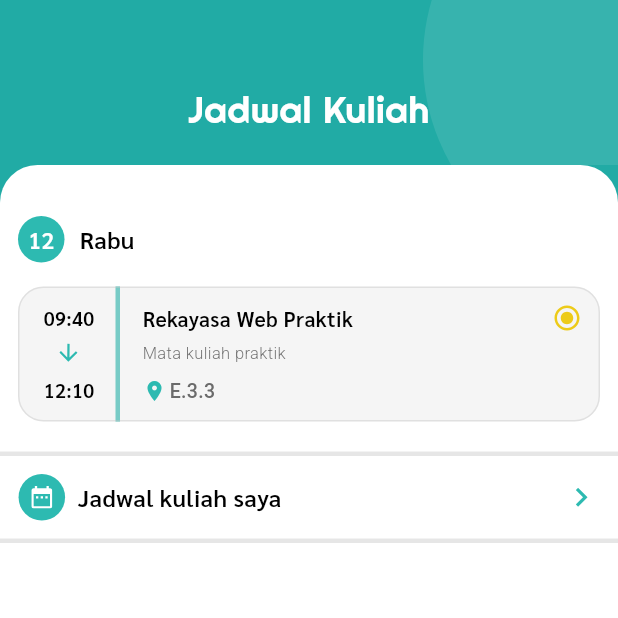
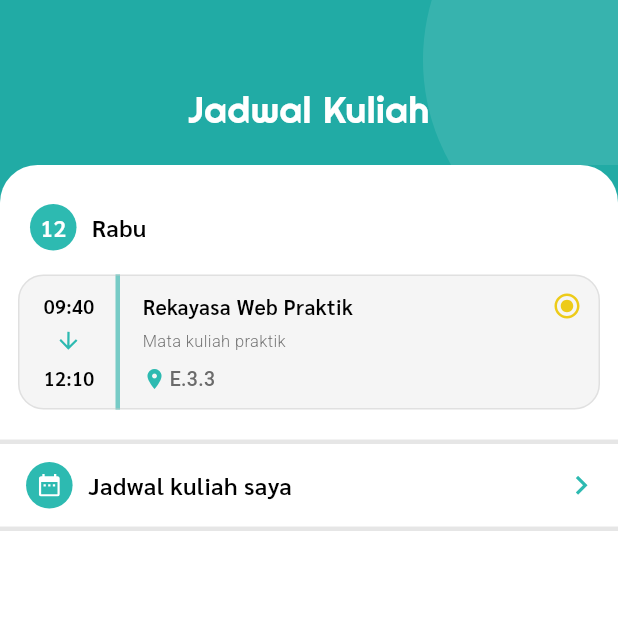
Before and after one commit to barengs/adit-mobile-flutter, a Flutter app: the JadwalKuliah screen opened directly, on a phone screen of 412 x 824 dp, the top half of it. Run offline on Flutter 3.47's test engine with Material 3 defaults, Android fonts, the phone set to English and light mode, and no system bars; our stand-ins replace flutter_svg; network calls fail.

Commit message:
STYLE : memperbaiki tata letak box shape

```diff
--- a/lib/jadwal_kuliah/jadwal_kuliah.dart
+++ b/lib/jadwal_kuliah/jadwal_kuliah.dart
@@ -110,9 +110,9 @@ class _JadwalKuliahState extends State<JadwalKuliah> {
               child: Column(
                 crossAxisAlignment: CrossAxisAlignment.start,
                 children: [
-                  const SizedBox(height: 18),
+                  const SizedBox(height: 10),
                   const Padding(
-                    padding: EdgeInsets.symmetric(horizontal: 12),
+                    padding: EdgeInsets.symmetric(horizontal: 20),
                     child: JadwalKuliahHeader(tanggal: 12, hari: 'Rabu'),
                   ),
                   const Padding(
@@ -153,6 +153,7 @@ class _JadwalKuliahState extends State<JadwalKuliah> {
                       ),
                       child: Row(
                         children: [
+                          SizedBox(width: 5),
                           Container(
                             width: 31.77,
                             height: 31,
@@ -160,10 +161,13 @@ class _JadwalKuliahState extends State<JadwalKuliah> {
                               color: AppColors.accent,
                               shape: BoxShape.circle,
                             ),
-                            padding: const EdgeInsets.all(8),
-                            child: SvgPicture.asset('assets/svg/calendar.svg'),
+                            padding: const EdgeInsets.all(7),
+                            child: SvgPicture.asset(
+                              'assets/svg/calendar.svg',
+                              fit: BoxFit.scaleDown,
+                            ),
                           ),
-                          const SizedBox(width: 8),
+                          const SizedBox(width: 10),
                           const Text(
                             'Jadwal kuliah saya',
                             style: TextStyle(
@@ -179,12 +183,8 @@ class _JadwalKuliahState extends State<JadwalKuliah> {
                                 ? Icons.keyboard_arrow_down_outlined
                                 : Icons.chevron_right_outlined,
                             color:
-                                showJadwalLain
-                                    ? Colors
-                                        .grey
-                                    : AppColors
-                                        .accent,
-                              size: 25,
+                                showJadwalLain ? Colors.grey : AppColors.accent,
+                            size: 25,
                           ),
                         ],
                       ),
@@ -195,7 +195,9 @@ class _JadwalKuliahState extends State<JadwalKuliah> {
                   if (showJadwalLain)
                     Expanded(
                       child: SingleChildScrollView(
-                        padding: const EdgeInsets.only(bottom: 20), // Padding tambahan pada card terakhit agar tidak mepet layar bawah
+                        padding: const EdgeInsets.only(
+                          bottom: 20,
+                        ), // Padding tambahan pada card terakhit agar tidak mepet layar bawah
                         child: Column(
                           children:
                               jadwalPerHari.map((hariData) {
@@ -231,7 +233,6 @@ class _JadwalKuliahState extends State<JadwalKuliah> {
                                   ),
                                 );
                               }).toList(),
-
                         ),
                       ),
                     ),
```
